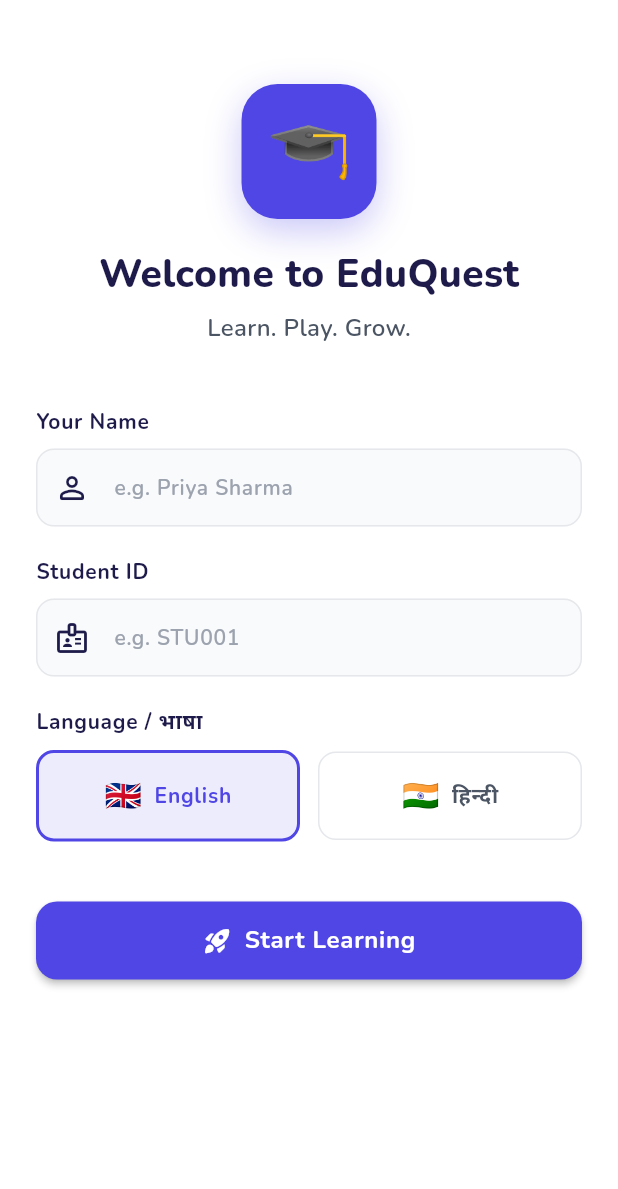
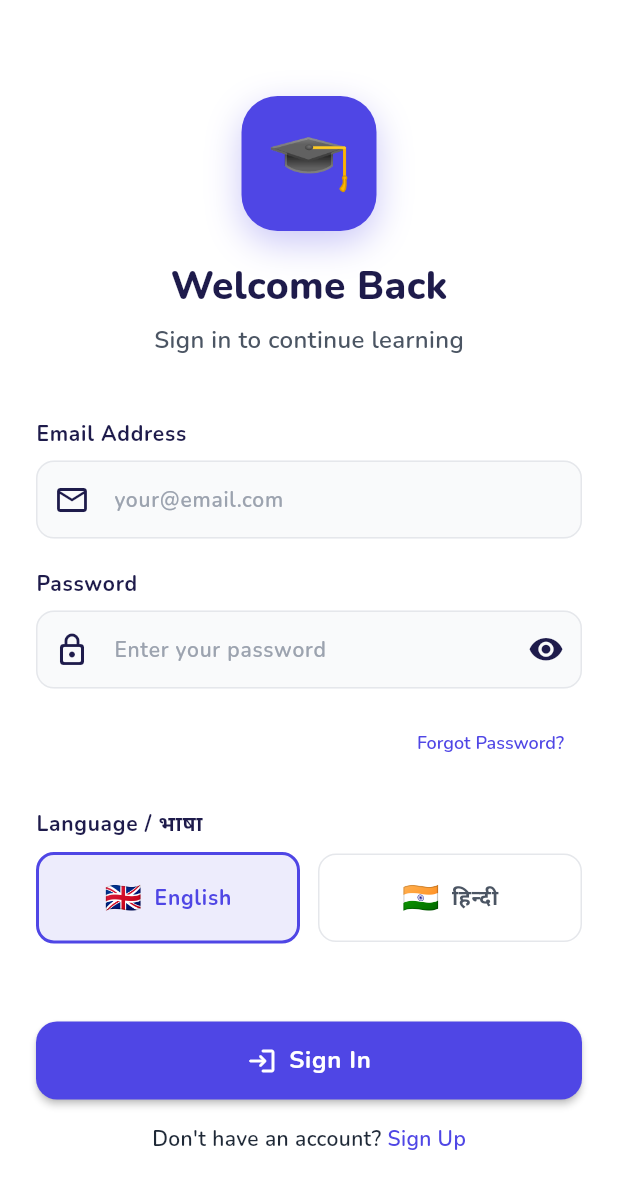
Before and after one commit to jionbiju/eduquest-rural-learning, a Flutter app: the screen it shows after launch, on a phone screen of 412 x 824 dp. Shown: the top 1189 px of the screen. Run offline on Flutter 3.47's test engine with Material 3 defaults, Android fonts, the light colour scheme and no system bars; our stand-ins replace cloud_firestore, connectivity_plus, firebase_auth, firebase_core, flutter_riverpod, go_router and 2 more; accounts and stored records are empty; generated files the repository leaves out were written again.

Commit message:
feat(auth): update LoginScreen to use Firebase authentication

```diff
--- a/lib/features/auth/presentation/screens/login_screen.dart
+++ b/lib/features/auth/presentation/screens/login_screen.dart
@@ -6,9 +6,10 @@ import '../../../../core/theme/app_colors.dart';
 import '../../../../core/theme/app_text_styles.dart';
 import '../../../../core/widgets/primary_button.dart';
 import '../../../home/providers/home_provider.dart';
+import '../../providers/auth_provider.dart';
 
-/// First-launch login screen.
-/// Collects student name and ID, saves to local storage.
+/// Login screen for existing users.
+/// Handles email/password authentication with Firebase.
 class LoginScreen extends ConsumerStatefulWidget {
   const LoginScreen({super.key});
 
@@ -18,34 +19,48 @@ class LoginScreen extends ConsumerStatefulWidget {
 
 class _LoginScreenState extends ConsumerState<LoginScreen> {
   final _formKey = GlobalKey<FormState>();
-  final _nameController = TextEditingController();
-  final _idController = TextEditingController();
+  final _emailController = TextEditingController();
+  final _passwordController = TextEditingController();
+  bool _obscurePassword = true;
   String _selectedLanguage = 'en';
-  bool _isLoading = false;
 
   @override
   void dispose() {
-    _nameController.dispose();
-    _idController.dispose();
+    _emailController.dispose();
+    _passwordController.dispose();
     super.dispose();
   }
 
   Future<void> _submit() async {
     if (!_formKey.currentState!.validate()) return;
 
-    setState(() => _isLoading = true);
-
-    await ref.read(studentProfileProvider.notifier).createProfile(
-          name: _nameController.text.trim(),
-          studentId: _idController.text.trim(),
-          language: _selectedLanguage,
+    // Sign in via Firebase
+    await ref.read(authNotifierProvider.notifier).signIn(
+          email: _emailController.text.trim(),
+          password: _passwordController.text,
         );
 
-    if (mounted) context.goNamed('home');
+    if (!mounted) return;
+
+    final authState = ref.read(authNotifierProvider);
+    authState.whenData((user) {
+      if (user != null) {
+        // Load or create student profile linked to Firebase user
+        ref.read(studentProfileProvider.notifier).createProfile(
+              name: user.displayName,
+              studentId: user.uid,
+              language: _selectedLanguage,
+            );
+
+        if (mounted) context.goNamed('home');
+      }
+    });
   }
 
   @override
   Widget build(BuildContext context) {
+    final authState = ref.watch(authNotifierProvider);
+
     return Scaffold(
       backgroundColor: AppColors.background,
       body: SafeArea(
@@ -56,7 +71,7 @@ class _LoginScreenState extends ConsumerState<LoginScreen> {
             child: Column(
               crossAxisAlignment: CrossAxisAlignment.start,
               children: [
-                const SizedBox(height: 32),
+                const SizedBox(height: 40),
 
                 // ── Hero section ─────────────────────────────────────
                 Center(
@@ -81,11 +96,11 @@ class _LoginScreenState extends ConsumerState<LoginScreen> {
                         ),
                       ),
                       const SizedBox(height: 20),
-                      Text('Welcome to EduQuest',
+                      Text('Welcome Back',
                           style: AppTextStyles.displayMedium),
                       const SizedBox(height: 8),
                       Text(
-                        'Learn. Play. Grow.',
+                        'Sign in to continue learning',
                         style: AppTextStyles.bodyLarge.copyWith(
                           color: AppColors.grey600,
                         ),
@@ -95,43 +110,69 @@ class _LoginScreenState extends ConsumerState<LoginScreen> {
                 ),
                 const SizedBox(height: 40),
 
-                // ── Name field ───────────────────────────────────────
-                Text('Your Name', style: AppTextStyles.labelLarge),
+                // ── Email field ──────────────────────────────────────
+                Text('Email Address', style: AppTextStyles.labelLarge),
                 const SizedBox(height: 8),
                 TextFormField(
-                  controller: _nameController,
-                  textCapitalization: TextCapitalization.words,
+                  controller: _emailController,
+                  keyboardType: TextInputType.emailAddress,
                   decoration: const InputDecoration(
-                    hintText: 'e.g. Priya Sharma',
-                    prefixIcon: Icon(Icons.person_outline_rounded),
+                    hintText: 'your@email.com',
+                    prefixIcon: Icon(Icons.email_outlined),
                   ),
                   validator: (v) {
                     if (v == null || v.trim().isEmpty) {
-                      return 'Please enter your name';
+                      return 'Please enter your email';
                     }
-                    if (v.trim().length < 2) {
-                      return 'Name must be at least 2 characters';
+                    if (!v.contains('@')) {
+                      return 'Please enter a valid email';
                     }
                     return null;
                   },
                 ),
                 const SizedBox(height: 20),
 
-                // ── Student ID field ─────────────────────────────────
-                Text('Student ID', style: AppTextStyles.labelLarge),
+                // ── Password field ───────────────────────────────────
+                Text('Password', style: AppTextStyles.labelLarge),
                 const SizedBox(height: 8),
                 TextFormField(
-                  controller: _idController,
-                  decoration: const InputDecoration(
-                    hintText: 'e.g. STU001',
-                    prefixIcon: Icon(Icons.badge_outlined),
+                  controller: _passwordController,
+                  obscureText: _obscurePassword,
+                  decoration: InputDecoration(
+                    hintText: 'Enter your password',
+                    prefixIcon: const Icon(Icons.lock_outline_rounded),
+                    suffixIcon: IconButton(
+                      icon: Icon(
+                        _obscurePassword
+                            ? Icons.visibility_rounded
+                            : Icons.visibility_off_rounded,
+                      ),
+                      onPressed: () => setState(
+                        () => _obscurePassword = !_obscurePassword,
+                      ),
+                    ),
                   ),
                   validator: (v) {
-                    if (v == null || v.trim().isEmpty) {
-                      return 'Please enter your student ID';
+                    if (v == null || v.isEmpty) {
+                      return 'Please enter your password';
                     }
                     return null;
                   },
+                ),
+                const SizedBox(height: 12),
+
+                // ── Forgot password link ─────────────────────────────
+                Align(
+                  alignment: Alignment.centerRight,
+                  child: TextButton(
+                    onPressed: () => context.pushNamed('forgot_password'),
+                    child: Text(
+                      'Forgot Password?',
+                      style: AppTextStyles.bodySmall.copyWith(
+                        color: AppColors.primary,
+                      ),
+                    ),
+                  ),
                 ),
                 const SizedBox(height: 20),
 
@@ -159,16 +200,93 @@ class _LoginScreenState extends ConsumerState<LoginScreen> {
                     ),
                   ],
                 ),
-                const SizedBox(height: 40),
+                const SizedBox(height: 32),
 
-                // ── Submit ───────────────────────────────────────────
+                // ── Error message ────────────────────────────────────
+                authState.maybeWhen(
+                  error: (error, stack) => Column(
+                    children: [
+                      Container(
+                        padding: const EdgeInsets.all(12),
+                        decoration: BoxDecoration(
+                          color: AppColors.error.withValues(alpha: 0.1),
+                          borderRadius: BorderRadius.circular(8),
+                          border: Border.all(color: AppColors.error),
+                        ),
+                        child: Text(
+                          error.toString(),
+                          style: AppTextStyles.bodySmall.copyWith(
+                            color: AppColors.error,
+                          ),
+                        ),
+                      ),
+                      const SizedBox(height: 12),
+                      if (error.toString().contains('CONFIGURATION_NOT_FOUND') ||
+                          error.toString().contains('operation-not-allowed'))
+                        Container(
+                          padding: const EdgeInsets.all(12),
+                          decoration: BoxDecoration(
+                            color: AppColors.warning.withValues(alpha: 0.1),
+                            borderRadius: BorderRadius.circular(8),
+                            border: Border.all(color: AppColors.warning),
+                          ),
+                          child: Column(
+                            crossAxisAlignment: CrossAxisAlignment.start,
+                            children: [
+                              Text(
+                                '⚠️ Firebase Setup Required',
+                                style: AppTextStyles.labelLarge.copyWith(
+                                  color: AppColors.warning,
+                                ),
+                              ),
+                              const SizedBox(height: 4),
+                              Text(
+                                'Enable Email/Password auth in Firebase Console:\n'
+                                '1. Go to Firebase Console\n'
+                                '2. Select "eduquest-5483a" project\n'
+                                '3. Authentication > Sign-in method\n'
+                                '4. Enable "Email/Password"',
+                                style: AppTextStyles.bodySmall,
+                              ),
+                            ],
+                          ),
+                        ),
+                    ],
+                  ),
+                  orElse: () => const SizedBox.shrink(),
+                ),
+                const SizedBox(height: 20),
+
+                // ── Submit button ────────────────────────────────────
                 PrimaryButton(
-                  label: 'Start Learning',
-                  icon: Icons.rocket_launch_rounded,
-                  isLoading: _isLoading,
+                  label: 'Sign In',
+                  icon: Icons.login_rounded,
+                  isLoading: authState.isLoading,
                   onPressed: _submit,
                 ),
-                const SizedBox(height: 24),
+                const SizedBox(height: 16),
+
+                // ── Sign up link ─────────────────────────────────────
+                Row(
+                  mainAxisAlignment: MainAxisAlignment.center,
+                  children: [
+                    Text(
+                      'Don\'t have an account? ',
+                      style: AppTextStyles.bodyMedium,
+                    ),
+                    GestureDetector(
+                      onTap: () => context.pushNamed('signup'),
+                      child: Text(
+                        'Sign Up',
+                        style: AppTextStyles.bodyMedium.copyWith(
+                          color: AppColors.primary,
+                          fontWeight: FontWeight.w600,
+                        ),
+                      ),
+                    ),
+                  ],
+                ),
+                const SizedBox(height: 40),
               ],
             ),
           ),
```
